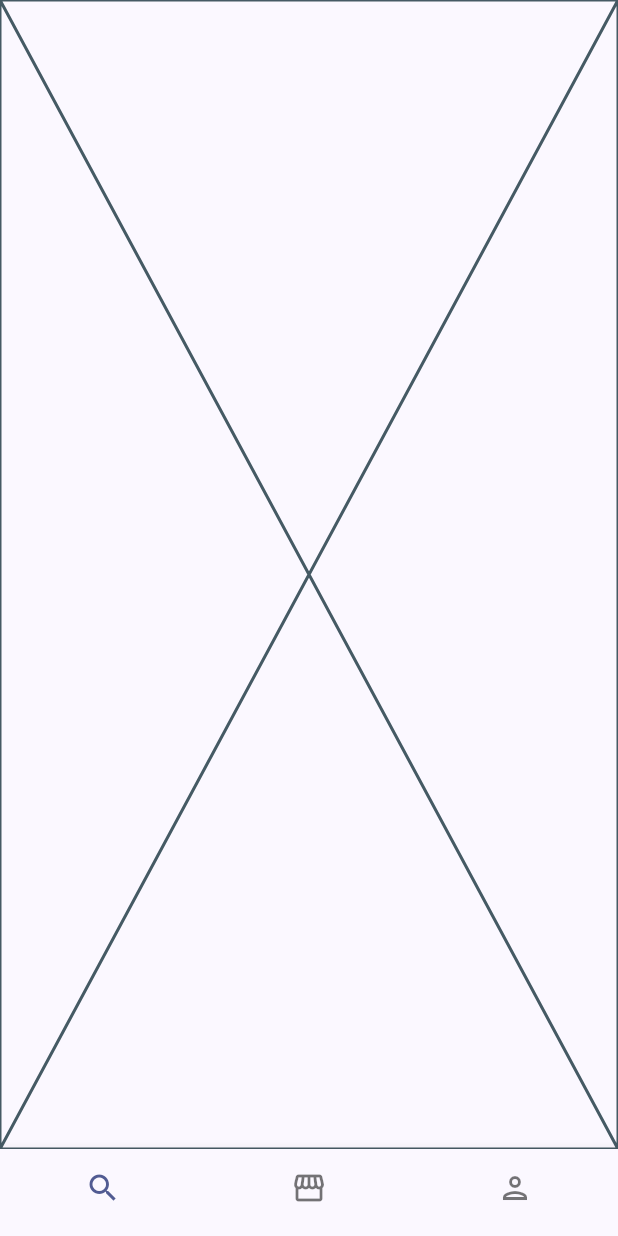
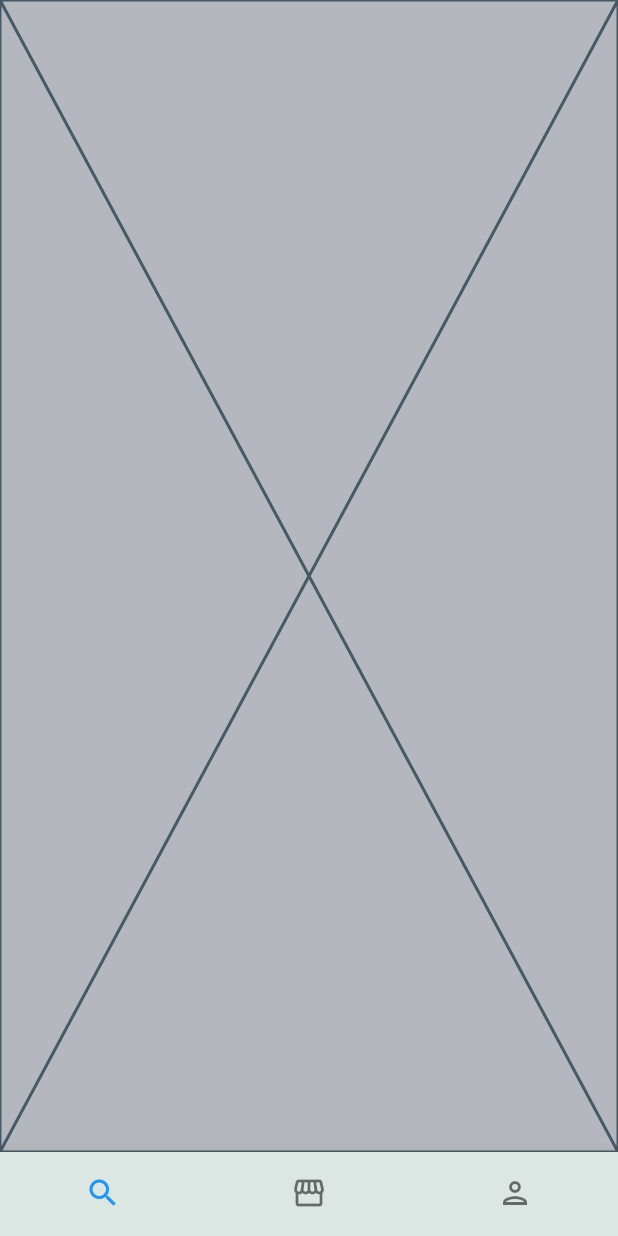
Before and after one commit to keldreon/Prakerja_Unjuk-Keterampilan, a Flutter app: the screen it shows after launch, after a tap on an icon or button, on a phone screen of 412 x 824 dp. Run offline on Flutter 3.47's test engine with Material 2 defaults, Android fonts, the phone set to English and light mode, and no system bars; our stand-ins replace material_design_icons_flutter.

Commit message:
still same

```diff
--- a/lib/components/discover.dart
+++ b/lib/components/discover.dart
@@ -89,7 +89,7 @@ class _DiscoverWidgetState extends State<DiscoverWidget> {
         child: Card(
           child: ListTile(
             titleAlignment: ListTileTitleAlignment.center,
-            leading: FlutterLogo(size: 35.0),
+            leading: const FlutterLogo(size: 35.0),
             title: const Text(
               'Juice',
               maxLines: 2,
--- a/lib/main.dart
+++ b/lib/main.dart
@@ -1,5 +1,8 @@
 import 'package:flutter/material.dart';
+import 'package:flutter/services.dart';
 import 'package:unjuk_keterampilan/components/discover.dart';
+
+import 'theme/theme.dart';
 
 void main() => runApp(const MyApp());
 
@@ -11,10 +14,7 @@ class MyApp extends StatelessWidget {
     return MaterialApp(
       title: 'Shop Fresh',
       debugShowCheckedModeBanner: false,
-      theme: ThemeData(
-        colorScheme: ColorScheme.fromSeed(seedColor: Colors.indigo),
-        useMaterial3: true,
-      ),
+      theme: AppTheme.theme,
       home: const MyHomePage(title: 'Discover'),
     );
   }
--- /dev/null
+++ b/lib/theme/app_theme.dart
@@ -0,0 +1,19 @@
+import 'package:flutter/material.dart';
+import 'package:unjuk_keterampilan/theme/pallete.dart';
+
+//import 'package:flutter/material.dart';
+//import 'pallete.dart';
+
+class AppTheme {
+  static ThemeData theme = ThemeData.light().copyWith(
+    useMaterial3: true,
+    scaffoldBackgroundColor: Pallete.greyColor2,
+    appBarTheme: const AppBarTheme(
+      backgroundColor: Pallete.whiteColor,
+      elevation: 0,
+    ),
+    bottomNavigationBarTheme: const BottomNavigationBarThemeData(
+      backgroundColor: Pallete.greenColor,
+    ),
+  );
+}
--- /dev/null
+++ b/lib/theme/theme.dart
@@ -0,0 +1,5 @@
+export './app_theme.dart';
+export './pallete.dart';
+
+//export 'app_theme.dart';
+//export 'pallete.dart';
```
Also changed, not shown: lib/constants/assets_constants.dart (added, +18 -0 lines), lib/constants/constants.dart (added, +7 -0 lines), lib/constants/ui_constants.dart (added).
